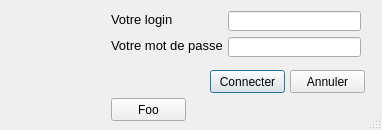
Before: the Qt Designer form FormConnexion_dialog_base.ui in IGNF/espace-collaboratif-qgis-plugin, drawn with Qt 5.
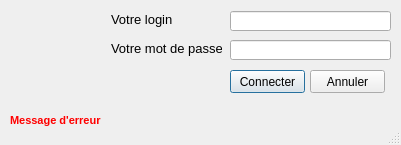
After: the same form once the commit is applied. Icons and pictures are not drawn.

Commit message: connexion au service

```diff
--- a/FormConnexion_dialog_base.ui
+++ b/FormConnexion_dialog_base.ui
@@ -6,8 +6,8 @@
    <rect>
     <x>0</x>
     <y>0</y>
-    <width>382</width>
-    <height>130</height>
+    <width>401</width>
+    <height>145</height>
    </rect>
   </property>
   <property name="windowTitle">
@@ -25,7 +25,7 @@
   <widget class="QPushButton" name="btnConnect">
    <property name="geometry">
     <rect>
-     <x>210</x>
+     <x>230</x>
      <y>70</y>
      <width>75</width>
      <height>23</height>
@@ -60,7 +60,7 @@
    <property name="geometry">
     <rect>
      <x>111</x>
-     <y>37</y>
+     <y>40</y>
      <width>111</width>
      <height>16</height>
     </rect>
@@ -74,25 +74,12 @@
     <string>Votre mot de passe</string>
    </property>
   </widget>
-  <widget class="QPushButton" name="btnFoo">
-   <property name="geometry">
-    <rect>
-     <x>111</x>
-     <y>98</y>
-     <width>75</width>
-     <height>23</height>
-    </rect>
-   </property>
-   <property name="text">
-    <string>Foo</string>
-   </property>
-  </widget>
   <widget class="QLineEdit" name="lineEditLogin">
    <property name="geometry">
     <rect>
-     <x>228</x>
+     <x>230</x>
      <y>11</y>
-     <width>133</width>
+     <width>161</width>
      <height>20</height>
     </rect>
    </property>
@@ -100,17 +87,20 @@
   <widget class="QLineEdit" name="lineEditPwd">
    <property name="geometry">
     <rect>
-     <x>228</x>
-     <y>37</y>
-     <width>133</width>
+     <x>230</x>
+     <y>40</y>
+     <width>161</width>
      <height>20</height>
     </rect>
    </property>
+   <property name="echoMode">
+    <enum>QLineEdit::Password</enum>
+   </property>
   </widget>
   <widget class="QPushButton" name="btnCancel">
    <property name="geometry">
     <rect>
-     <x>290</x>
+     <x>310</x>
      <y>70</y>
      <width>75</width>
      <height>23</height>
@@ -155,6 +145,64 @@
     <bool>true</bool>
    </property>
   </widget>
+  <widget class="QLabel" name="lblErreur">
+   <property name="geometry">
+    <rect>
+     <x>10</x>
+     <y>100</y>
+     <width>381</width>
+     <height>41</height>
+    </rect>
+   </property>
+   <property name="palette">
+    <palette>
+     <active>
+      <colorrole role="WindowText">
+       <brush brushstyle="SolidPattern">
+        <color alpha="255">
+         <red>255</red>
+         <green>0</green>
+         <blue>0</blue>
+        </color>
+       </brush>
+      </colorrole>
+     </active>
+     <inactive>
+      <colorrole role="WindowText">
+       <brush brushstyle="SolidPattern">
+        <color alpha="255">
+         <red>255</red>
+         <green>0</green>
+         <blue>0</blue>
+        </color>
+       </brush>
+      </colorrole>
+     </inactive>
+     <disabled>
+      <colorrole role="WindowText">
+       <brush brushstyle="SolidPattern">
+        <color alpha="255">
+         <red>120</red>
+         <green>120</green>
+         <blue>120</blue>
+        </color>
+       </brush>
+      </colorrole>
+     </disabled>
+    </palette>
+   </property>
+   <property name="font">
+    <font>
+     <family>MS Sans Serif</family>
+     <pointsize>8</pointsize>
+     <weight>75</weight>
+     <bold>true</bold>
+    </font>
+   </property>
+   <property name="text">
+    <string>Message d'erreur</string>
+   </property>
+  </widget>
  </widget>
  
  <connections>
```
Left out of the diff: 2 changed lines with no effect on the pictures. The commit also changes 16 other files.
